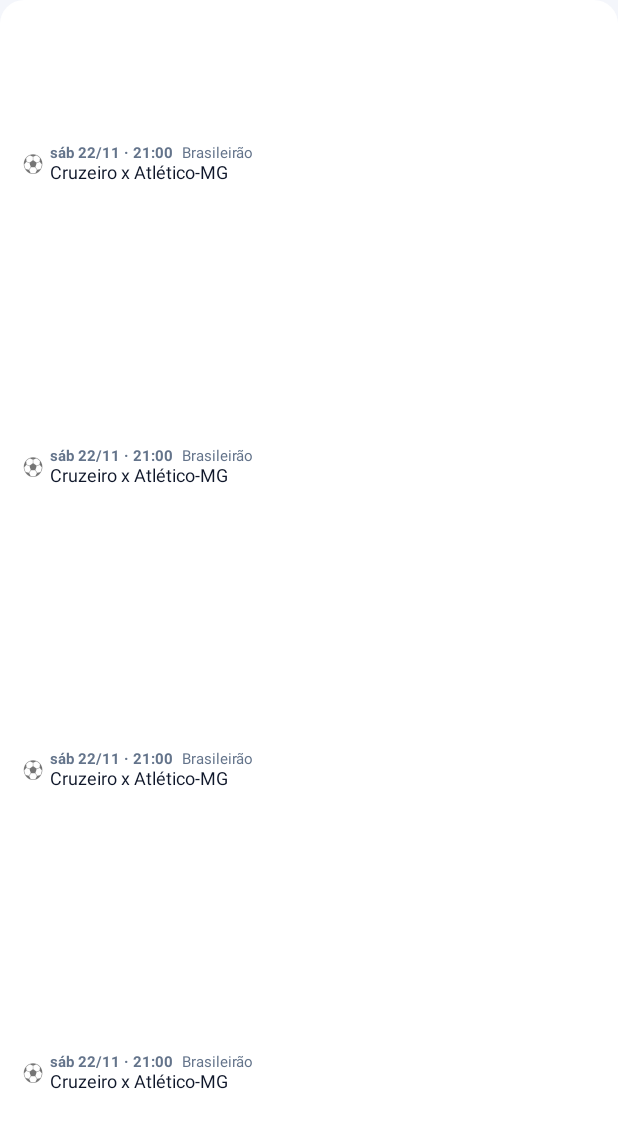
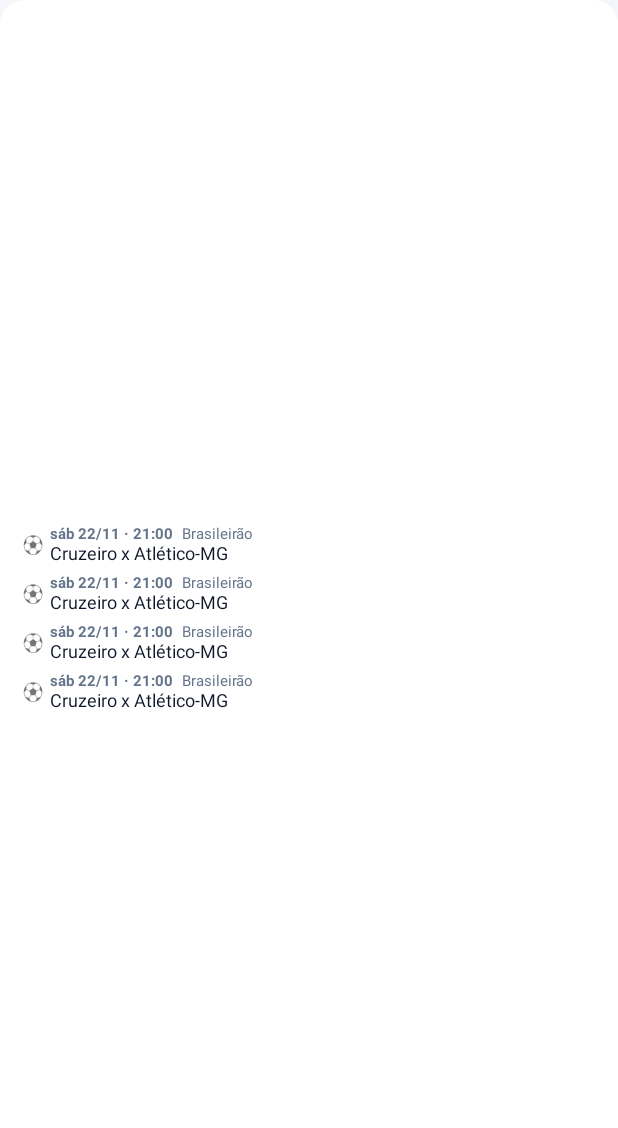
Before and after one commit to gfvdata-web/SportToWatch, an Android app built with Jetpack Compose: the layout widget_eventos.xml on its own in the app's theme, with its tools: preview values and no code run, on a phone screen of 412 x 824 dp. Shown: the top 1128 px of the screen. Run offline under Robolectric (Android 15) with nearby library versions, the phone set to English and light mode, and no system bars.

Commit message:
Widget: linhas sem peso aninhado (lint NestedWeights)
Co-Authored-By: Claude Opus 5.5 <noreply@anthropic.com>

```diff
--- a/android/app/src/main/res/layout/widget_eventos.xml
+++ b/android/app/src/main/res/layout/widget_eventos.xml
@@ -11,13 +11,14 @@
     <LinearLayout
         android:layout_width="match_parent"
         android:layout_height="match_parent"
+        android:gravity="center_vertical"
         android:orientation="vertical">
 
         <LinearLayout
             android:id="@+id/linha_1"
             android:layout_width="match_parent"
-            android:layout_height="0dp"
-            android:layout_weight="1"
+            android:layout_height="wrap_content"
+            android:paddingVertical="3dp"
             android:gravity="center_vertical"
             android:orientation="horizontal">
 
@@ -104,8 +105,8 @@
         <LinearLayout
             android:id="@+id/linha_2"
             android:layout_width="match_parent"
-            android:layout_height="0dp"
-            android:layout_weight="1"
+            android:layout_height="wrap_content"
+            android:paddingVertical="3dp"
             android:gravity="center_vertical"
             android:orientation="horizontal">
 
@@ -192,8 +193,8 @@
         <LinearLayout
             android:id="@+id/linha_3"
             android:layout_width="match_parent"
-            android:layout_height="0dp"
-            android:layout_weight="1"
+            android:layout_height="wrap_content"
+            android:paddingVertical="3dp"
             android:gravity="center_vertical"
             android:orientation="horizontal">
 
@@ -280,8 +281,8 @@
         <LinearLayout
             android:id="@+id/linha_4"
             android:layout_width="match_parent"
-            android:layout_height="0dp"
-            android:layout_weight="1"
+            android:layout_height="wrap_content"
+            android:paddingVertical="3dp"
             android:gravity="center_vertical"
             android:orientation="horizontal">
 
```
